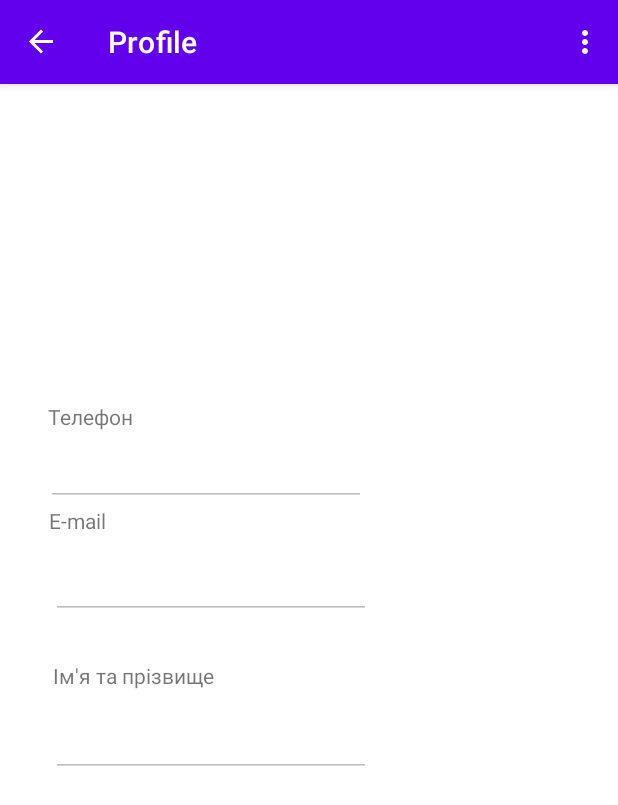
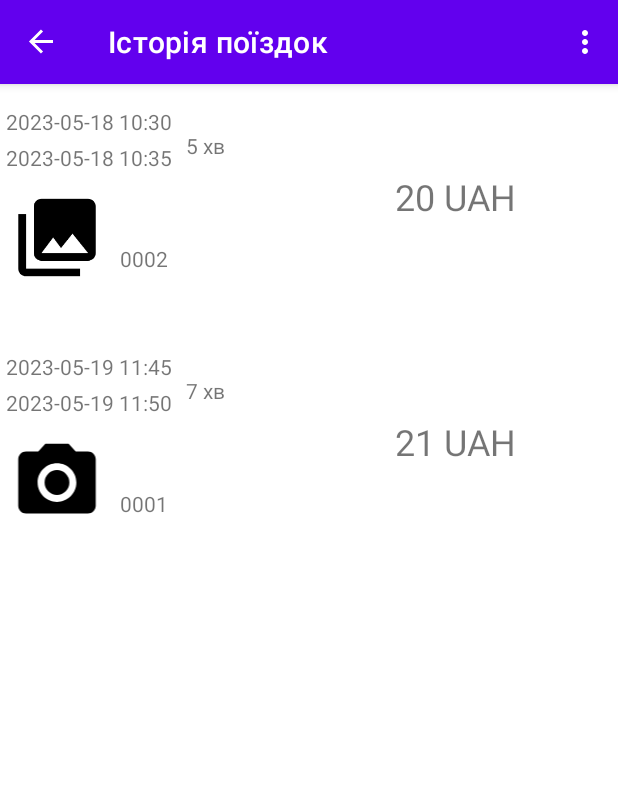
Before and after one commit to Vindener/Vin_App, an Android app: the MainActivity screen opened directly, with no data from a screen before it, in the side drawer, after a tap on "Історія поїздок", on a phone screen of 412 x 824 dp. Shown: the top 805 px of the screen. Run offline under Robolectric (Android 15) with nearby library versions, the phone set to English and light mode, and no system bars; our stand-ins replace navigation-ui; libraries missing offline, so code that uses them is left out: com.journeyapps.barcodescanner; 6 statements that could not run were skipped.

Commit message:
Added List of Trip Remove nav_slideshow

```diff
--- a/app/src/main/java/com/example/vin/MainActivity.java
+++ b/app/src/main/java/com/example/vin/MainActivity.java
@@ -48,9 +48,13 @@ public class MainActivity extends AppCompatActivity {
         // Passing each menu ID as a set of Ids because each
         // menu should be considered as top level destinations.
         mAppBarConfiguration = new AppBarConfiguration.Builder(
-                R.id.nav_home, R.id.nav_gallery, R.id.nav_slideshow)
+                R.id.nav_home)
                 .setOpenableLayout(drawer)
                 .build();
+//        mAppBarConfiguration = new AppBarConfiguration.Builder(
+//                R.id.nav_home, R.id.nav_gallery, R.id.nav_documentation)
+//                .setOpenableLayout(drawer)
+//                .build();
         NavController navController = Navigation.findNavController(this, R.id.nav_host_fragment_content_main);
         NavigationUI.setupActionBarWithNavController(this, navController, mAppBarConfiguration);
         NavigationUI.setupWithNavController(navigationView, navController);
--- /dev/null
+++ b/app/src/main/java/com/example/vin/list/Item.java
@@ -0,0 +1,49 @@
+package com.example.vin.list;
+
+import com.example.vin.R;
+
+public class Item {
+    private int image;
+    private String number;
+    private String name;
+    private String date;
+    private String time;
+    private String dirucation;
+
+    public Item(int type, String number, String name, String date, String time, String dirucation) {
+        if(type==1){
+            this.image = R.drawable.ic_menu_gallery;
+        }
+        else{
+            this.image = R.drawable.ic_menu_camera;
+        }
+        this.number = number;
+        this.name = name;
+        this.date = date;
+        this.time = time;
+        this.dirucation = dirucation;
+    }
+
+    public int getImage() {
+        return image;
+    }
+
+    public String getNumber() {
+        return number;
+    }
+
+    public String getName() {
+        return name;
+    }
+
+    public String getDate() {
+        return date;
+    }
+
+    public String getTime() {
+        return time;
+    }
+    public String getdirucation() {
+        return dirucation;
+    }
+}
--- /dev/null
+++ b/app/src/main/java/com/example/vin/list/ListFragment.java
@@ -0,0 +1,50 @@
+package com.example.vin.list;
+
+import android.os.Bundle;
+
+import androidx.fragment.app.Fragment;
+import androidx.recyclerview.widget.LinearLayoutManager;
+import androidx.recyclerview.widget.RecyclerView;
+
+import android.view.LayoutInflater;
+import android.view.View;
+import android.view.ViewGroup;
+
+import com.example.vin.R;
+
+import java.util.ArrayList;
+import java.util.List;
+
+
+public class ListFragment extends Fragment {
+
+    private RecyclerView recyclerView;
+    private MyAdapter adapter;
+
+    @Override
+    public View onCreateView(LayoutInflater inflater, ViewGroup container,
+                             Bundle savedInstanceState) {
+        View view = inflater.inflate(R.layout.fragment_list, container, false);
+
+        recyclerView = view.findViewById(R.id.listView);
+        recyclerView.setLayoutManager(new LinearLayoutManager(getActivity()));
+
+        List<Item> itemList = createItemList(); // Создание списка элементов
+        adapter = new MyAdapter(itemList);
+        recyclerView.setAdapter(adapter);
+
+        return view;
+    }
+
+    private List<Item> createItemList() {
+        // Создайте и заполните список элементов, содержащих данные для отображения
+        List<Item> itemList = new ArrayList<>();
+
+        // Добавьте элементы в список
+        itemList.add(new Item(1, "20 UAH", "0002", "2023-05-18 10:30", "2023-05-18 10:35","5 хв"));
+        itemList.add(new Item(2, "21 UAH", "0001", "2023-05-19 11:45", "2023-05-19 11:50","7 хв"));
+        // ...
+
+        return itemList;
+    }
+}
--- /dev/null
+++ b/app/src/main/java/com/example/vin/list/MyAdapter.java
@@ -0,0 +1,64 @@
+package com.example.vin.list;
+
+import android.view.LayoutInflater;
+import android.view.View;
+import android.view.ViewGroup;
+import android.widget.ImageView;
+import android.widget.TextView;
+
+import androidx.recyclerview.widget.RecyclerView;
+
+import com.example.vin.R;
+
+import java.util.List;
+
+public class MyAdapter extends RecyclerView.Adapter<MyAdapter.ViewHolder>{
+    private List<Item> items;
+
+    public MyAdapter(List<Item> items) {
+        this.items = items;
+    }
+
+    @Override
+    public ViewHolder onCreateViewHolder(ViewGroup parent, int viewType) {
+        View view = LayoutInflater.from(parent.getContext()).inflate(R.layout.list_item_layout, parent, false);
+        return new ViewHolder(view);
+    }
+
+    @Override
+    public void onBindViewHolder(ViewHolder holder, int position) {
+        Item item = items.get(position);
+
+        holder.imageView.setImageResource(item.getImage());
+        holder.numberTextView.setText(item.getNumber());
+        holder.nameTextView.setText(item.getName());
+        holder.dateTextView.setText(item.getDate());
+        holder.timeTextView.setText(item.getTime());
+        holder.dirucationTextView.setText(item.getdirucation());
+
+    }
+
+    @Override
+    public int getItemCount() {
+        return items.size();
+    }
+
+    public static class ViewHolder extends RecyclerView.ViewHolder {
+        public ImageView imageView;
+        public TextView numberTextView;
+        public TextView nameTextView;
+        public TextView dateTextView;
+        public TextView timeTextView;
+        public TextView dirucationTextView;
+
+        public ViewHolder(View itemView) {
+            super(itemView);
+            imageView = itemView.findViewById(R.id.imageView);
+            numberTextView = itemView.findViewById(R.id.numberTextView);
+            nameTextView = itemView.findViewById(R.id.nameTextView);
+            dateTextView = itemView.findViewById(R.id.dateTextView);
+            timeTextView = itemView.findViewById(R.id.timeTextView);
+            dirucationTextView = itemView.findViewById(R.id.dirucationTextView);
+        }
+    }
+}
--- a/app/src/main/java/com/example/vin/ui/slideshow/SlideshowFragment.java
+++ /dev/null
@@ -1,37 +0,0 @@
-package com.example.vin.ui.slideshow;
-
-import android.os.Bundle;
-import android.view.LayoutInflater;
-import android.view.View;
-import android.view.ViewGroup;
-import android.widget.TextView;
-
-import androidx.annotation.NonNull;
-import androidx.fragment.app.Fragment;
-import androidx.lifecycle.ViewModelProvider;
-
-import com.example.vin.databinding.FragmentSlideshowBinding;
-
-public class SlideshowFragment extends Fragment {
-
-    private FragmentSlideshowBinding binding;
-
-    public View onCreateView(@NonNull LayoutInflater inflater,
-                             ViewGroup container, Bundle savedInstanceState) {
-        SlideshowViewModel slideshowViewModel =
-                new ViewModelProvider(this).get(SlideshowViewModel.class);
-
-        binding = FragmentSlideshowBinding.inflate(inflater, container, false);
-        View root = binding.getRoot();
-
-        final TextView textView = binding.textSlideshow;
-        slideshowViewModel.getText().observe(getViewLifecycleOwner(), textView::setText);
-        return root;
-    }
-
-    @Override
-    public void onDestroyView() {
-        super.onDestroyView();
-        binding = null;
-    }
-}
--- a/app/src/main/java/com/example/vin/ui/slideshow/SlideshowViewModel.java
+++ /dev/null
@@ -1,19 +0,0 @@
-package com.example.vin.ui.slideshow;
-
-import androidx.lifecycle.LiveData;
-import androidx.lifecycle.MutableLiveData;
-import androidx.lifecycle.ViewModel;
-
-public class SlideshowViewModel extends ViewModel {
-
-    private final MutableLiveData<String> mText;
-
-    public SlideshowViewModel() {
-        mText = new MutableLiveData<>();
-        mText.setValue("This is slideshow fragment");
-    }
-
-    public LiveData<String> getText() {
-        return mText;
-    }
-}
--- /dev/null
+++ b/app/src/main/res/layout/fragment_list.xml
@@ -0,0 +1,18 @@
+<?xml version="1.0" encoding="utf-8"?>
+<FrameLayout xmlns:android="http://schemas.android.com/apk/res/android"
+    xmlns:tools="http://schemas.android.com/tools"
+    android:layout_width="match_parent"
+    android:layout_height="match_parent"
+    xmlns:app="http://schemas.android.com/apk/res-auto"
+    tools:context=".list.ListFragment">
+
+
+    <androidx.recyclerview.widget.RecyclerView
+        android:id="@+id/listView"
+        android:layout_width="match_parent"
+        android:layout_height="match_parent"
+        android:layout_marginTop="15dp"
+        app:layout_constraintHorizontal_bias="0.0"
+        app:layout_constraintStart_toStartOf="parent" />
+
+</FrameLayout>
--- a/app/src/main/res/layout/fragment_slideshow.xml
+++ /dev/null
@@ -1,22 +0,0 @@
-<?xml version="1.0" encoding="utf-8"?>
-<androidx.constraintlayout.widget.ConstraintLayout xmlns:android="http://schemas.android.com/apk/res/android"
-    xmlns:app="http://schemas.android.com/apk/res-auto"
-    xmlns:tools="http://schemas.android.com/tools"
-    android:layout_width="match_parent"
-    android:layout_height="match_parent"
-    tools:context=".ui.slideshow.SlideshowFragment">
-
-    <TextView
-        android:id="@+id/text_slideshow"
-        android:layout_width="match_parent"
-        android:layout_height="wrap_content"
-        android:layout_marginStart="8dp"
-        android:layout_marginTop="8dp"
-        android:layout_marginEnd="8dp"
-        android:textAlignment="center"
-        android:textSize="20sp"
-        app:layout_constraintBottom_toBottomOf="parent"
-        app:layout_constraintEnd_toEndOf="parent"
-        app:layout_constraintStart_toStartOf="parent"
-        app:layout_constraintTop_toTopOf="parent" />
-</androidx.constraintlayout.widget.ConstraintLayout>
--- /dev/null
+++ b/app/src/main/res/layout/list_item_layout.xml
@@ -0,0 +1,66 @@
+<?xml version="1.0" encoding="utf-8"?>
+<androidx.constraintlayout.widget.ConstraintLayout xmlns:android="http://schemas.android.com/apk/res/android"
+    xmlns:app="http://schemas.android.com/apk/res-auto"
+    xmlns:tools="http://schemas.android.com/tools"
+    android:layout_width="match_parent"
+    android:layout_height="wrap_content"
+    android:layout_marginBottom="45dp">
+
+    <ImageView
+        android:id="@+id/imageView"
+        android:layout_width="68dp"
+        android:layout_height="62dp"
+        android:layout_marginStart="4dp"
+        android:layout_marginTop="56dp"
+        android:src="@drawable/ic_menu_gallery"
+        app:layout_constraintStart_toStartOf="parent"
+        app:layout_constraintTop_toTopOf="parent" />
+
+    <TextView
+        android:id="@+id/numberTextView"
+        android:layout_width="wrap_content"
+        android:layout_height="wrap_content"
+        android:layout_marginEnd="68dp"
+        android:textSize="24sp"
+        app:layout_constraintBottom_toBottomOf="parent"
+        app:layout_constraintEnd_toEndOf="parent"
+        app:layout_constraintTop_toTopOf="parent"
+        app:layout_constraintVertical_bias="0.505" />
+
+    <TextView
+        android:id="@+id/nameTextView"
+        android:layout_width="wrap_content"
+        android:layout_height="wrap_content"
+        android:layout_marginStart="8dp"
+        app:layout_constraintBottom_toBottomOf="parent"
+        app:layout_constraintStart_toEndOf="@+id/imageView"
+        app:layout_constraintTop_toTopOf="parent"
+        app:layout_constraintVertical_bias="0.929" />
+
+    <TextView
+        android:id="@+id/dateTextView"
+        android:layout_width="wrap_content"
+        android:layout_height="wrap_content"
+        android:layout_marginStart="4dp"
+        app:layout_constraintStart_toStartOf="parent"
+        app:layout_constraintTop_toTopOf="parent" />
+
+    <TextView
+        android:id="@+id/timeTextView"
+        android:layout_width="wrap_content"
+        android:layout_height="wrap_content"
+        android:layout_marginStart="4dp"
+        android:layout_marginTop="24dp"
+        app:layout_constraintStart_toStartOf="parent"
+        app:layout_constraintTop_toTopOf="parent" />
+
+    <TextView
+        android:id="@+id/dirucationTextView"
+        android:layout_width="wrap_content"
+        android:layout_height="wrap_content"
+        android:layout_marginStart="124dp"
+        android:layout_marginTop="16dp"
+        app:layout_constraintStart_toStartOf="parent"
+        app:layout_constraintTop_toTopOf="parent" />
+
+</androidx.constraintlayout.widget.ConstraintLayout>
--- a/app/src/main/res/menu/activity_main_drawer.xml
+++ b/app/src/main/res/menu/activity_main_drawer.xml
@@ -10,12 +10,12 @@
             android:title="Профіль"
             tools:ignore="DuplicateIds" />
         <item
-            android:id="@+id/nav_profile"
+            android:id="@+id/nav_gallery"
             android:icon="@drawable/ic_menu_gallery"
             android:title="Поповнення рахунку"
             tools:ignore="DuplicateIds" />
         <item
-            android:id="@+id/nav_profile"
+            android:id="@+id/nav_list"
             android:icon="@drawable/ic_menu_gallery"
             android:title="Історія поїздок"
             tools:ignore="DuplicateIds" />
--- a/app/src/main/res/navigation/mobile_navigation.xml
+++ b/app/src/main/res/navigation/mobile_navigation.xml
@@ -15,6 +15,12 @@
         android:name="com.example.vin.DocumentationFragment"
         android:label="Документація"
         tools:layout="@layout/fragment_documentation" />
+
+    <fragment
+        android:id="@+id/nav_list"
+        android:name="com.example.vin.list.ListFragment"
+        android:label="Історія поїздок"
+        tools:layout="@layout/fragment_list" />
 
     <fragment
         android:id="@+id/nav_logout"
@@ -35,9 +41,4 @@
         android:label="@string/menu_gallery"
         tools:layout="@layout/fragment_gallery" />
 
-    <fragment
-        android:id="@+id/nav_slideshow"
-        android:name="com.example.vin.ui.slideshow.SlideshowFragment"
-        android:label="@string/menu_slideshow"
-        tools:layout="@layout/fragment_slideshow" />
 </navigation>
--- a/app/src/main/res/values/strings.xml
+++ b/app/src/main/res/values/strings.xml
@@ -23,7 +23,7 @@
     <string name="hello_blank_fragment">Введіть підтвердження</string>
 
 
-<!--    IP Server -->
+    <!--    IP Server -->
     <string name="ip_server">http://192.168.0.51:5000</string>
 
 </resources>
```
